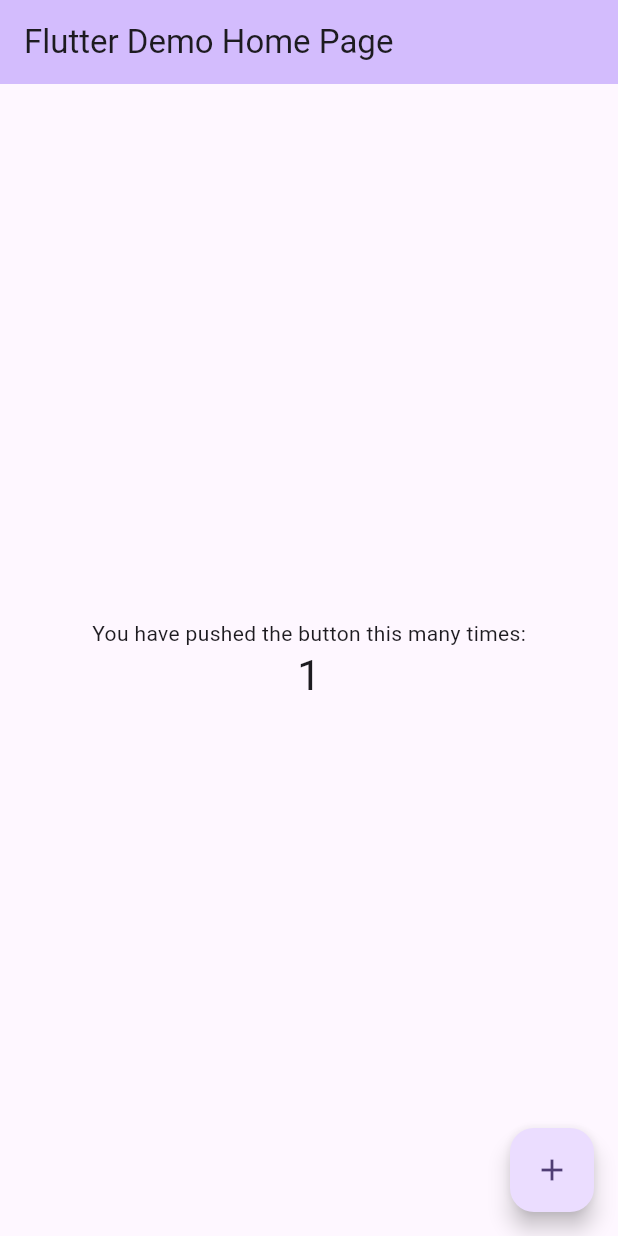
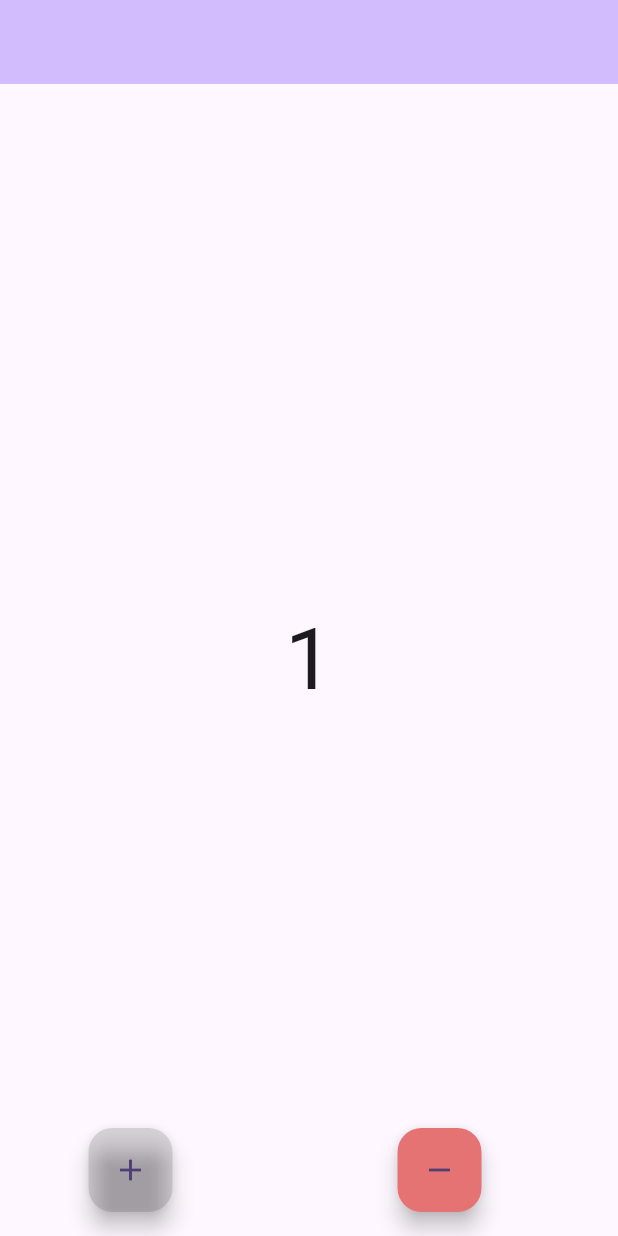
Before and after one commit to Kaferas/flutter_bloc_state_management, a Flutter app: the screen it shows after launch, after a tap on the "add" icon, on a phone screen of 412 x 824 dp. Run offline on Flutter 3.47's test engine with Material 2 defaults, Android fonts, the phone set to English and light mode, and no system bars; our stand-ins replace bloc, equatable, flutter_bloc.

Commit message:
Counter using Bloc

```diff
--- /dev/null
+++ b/lib/blocs/counter/counter_bloc.dart
@@ -0,0 +1,16 @@
+import 'package:bloc/bloc.dart';
+import 'package:equatable/equatable.dart';
+
+part 'counter_event.dart';
+part 'counter_state.dart';
+
+class CounterBloc extends Bloc<CounterEvent, CounterState> {
+  CounterBloc() : super(CounterState.initial()) {
+    on<incrementCounterEvent>((event, emit) {
+      emit(state.copyWith(counter:state.counter+1));
+    });
+    on<decrementCounterEvent>((event, emit) {
+      emit(state.copyWith(counter:state.counter-1));
+    });
+  }
+}
--- /dev/null
+++ b/lib/blocs/counter/counter_event.dart
@@ -0,0 +1,19 @@
+part of 'counter_bloc.dart';
+
+abstract class CounterEvent extends Equatable {
+  const CounterEvent();
+
+  @override
+  List<Object> get props => [];
+}
+
+// ignore: camel_case_types
+class incrementCounterEvent extends CounterEvent{
+
+}
+
+
+// ignore: camel_case_types
+class decrementCounterEvent extends CounterEvent{
+
+}
--- /dev/null
+++ b/lib/blocs/counter/counter_state.dart
@@ -0,0 +1,29 @@
+// ignore_for_file: public_member_api_docs, sort_constructors_first
+part of 'counter_bloc.dart';
+
+class CounterState extends Equatable {
+  final int counter;
+
+  CounterState({
+    required this.counter,
+  });
+
+  factory CounterState.initial(){
+    return CounterState(counter:0);
+  }
+
+  @override
+  String toString()=>'CounterState(counter:$counter)';
+
+  @override
+  List<Object> get props => [counter];
+
+
+  CounterState copyWith({
+    int? counter,
+  }) {
+    return CounterState(
+      counter: counter ?? this.counter,
+    );
+  }
+}
--- a/lib/main.dart
+++ b/lib/main.dart
@@ -1,4 +1,8 @@
 import 'package:flutter/material.dart';
+import 'package:flutter_bloc/flutter_bloc.dart';
+import 'package:flutter_bloc_full/other_page.dart';
+
+import 'blocs/counter/counter_bloc.dart';
 
 void main() {
   runApp(const MyApp());
@@ -10,116 +14,84 @@
   // This widget is the root of your application.
   @override
   Widget build(BuildContext context) {
-    return MaterialApp(
+    return BlocProvider<CounterBloc>(
+      create: (context) => CounterBloc(),
+      child: MaterialApp(
         title: 'Flutter Demo',
+        debugShowCheckedModeBanner: false,
         theme: ThemeData(
-        // This is the theme of your application.
-        //
-        // TRY THIS: Try running your application with "flutter run". You'll see
-        // the application has a blue toolbar. Then, without quitting the app,
-        // try changing the seedColor in the colorScheme below to Colors.green
-        // and then invoke "hot reload" (save your changes or press the "hot
-        // reload" button in a Flutter-supported IDE, or press "r" if you used
-        // the command line to start the app).
-        //
-        // Notice that the counter didn't reset back to zero; the application
-        // state is not lost during the reload. To reset the state, use hot
-        // restart instead.
-        //
-        // This works for code too, not just values: Most code changes can be
-        // tested with just a hot reload.
           colorScheme: ColorScheme.fromSeed(seedColor: Colors.deepPurple),
           useMaterial3: true,
         ),
-      home: const MyHomePage(title: 'Flutter Demo Home Page'),
+        home: const MyHomePage(),
+      ),
     );
   }
 }
 
-class MyHomePage extends StatefulWidget {
-  const MyHomePage({super.key, required this.title});
-
-  // This widget is the home page of your application. It is stateful, meaning
-  // that it has a State object (defined below) that contains fields that affect
-  // how it looks.
-
-  // This class is the configuration for the state. It holds the values (in this
-  // case the title) provided by the parent (in this case the App widget) and
-  // used by the build method of the State. Fields in a Widget subclass are
-  // always marked "final".
-
-  final String title;
-
-  @override
-  State<MyHomePage> createState() => _MyHomePageState();
-}
-
-class _MyHomePageState extends State<MyHomePage> {
-  int _counter = 0;
-
-  void _incrementCounter() {
-    setState(() {
-      // This call to setState tells the Flutter framework that something has
-      // changed in this State, which causes it to rerun the build method below
-      // so that the display can reflect the updated values. If we changed
-      // _counter without calling setState(), then the build method would not be
-      // called again, and so nothing would appear to happen.
-      _counter++;
-    });
-  }
-
+class MyHomePage extends StatelessWidget {
+  const MyHomePage({super.key});
   @override
   Widget build(BuildContext context) {
-    // This method is rerun every time setState is called, for instance as done
-    // by the _incrementCounter method above.
-    //
-    // The Flutter framework has been optimized to make rerunning build methods
-    // fast, so that you can just rebuild anything that needs updating rather
-    // than having to individually change instances of widgets.
-    return Scaffold(
+    return BlocListener<CounterBloc, CounterState>(
+      listener: (context, state) {
+        if (state.counter == 3) {
+          showDialog(
+              context: context,
+              builder: (context) {
+                return AlertDialog(
+                  content: Text('Counter is ${state.counter}'),
+                );
+              });
+        } else if (state.counter == -1) {
+          Navigator.push(
+            context,
+            MaterialPageRoute(builder: (context) {
+              return const OtherPage();
+            }),
+          );
+        }
+      },
+      child: Scaffold(
         appBar: AppBar(
-        // TRY THIS: Try changing the color here to a specific color (to
-        // Colors.amber, perhaps?) and trigger a hot reload to see the AppBar
-        // change color while the other colors stay the same.
           backgroundColor: Theme.of(context).colorScheme.inversePrimary,
-        // Here we take the value from the MyHomePage object that was created by
-        // the App.build method, and use it to set our appbar title.
-        title: Text(widget.title),
         ),
         body: Center(
-        // Center is a layout widget. It takes a single child and positions it
-        // in the middle of the parent.
           child: Column(
-          // Column is also a layout widget. It takes a list of children and
-          // arranges them vertically. By default, it sizes itself to fit its
-          // children horizontally, and tries to be as tall as its parent.
-          //
-          // Column has various properties to control how it sizes itself and
-          // how it positions its children. Here we use mainAxisAlignment to
-          // center the children vertically; the main axis here is the vertical
-          // axis because Columns are vertical (the cross axis would be
-          // horizontal).
-          //
-          // TRY THIS: Invoke "debug painting" (choose the "Toggle Debug Paint"
-          // action in the IDE, or press "p" in the console), to see the
-          // wireframe for each widget.
             mainAxisAlignment: MainAxisAlignment.center,
             children: <Widget>[
-            const Text(
-              'You have pushed the button this many times:',
-            ),
               Text(
-              '$_counter',
-              style: Theme.of(context).textTheme.headlineMedium,
+                '${context.watch<CounterBloc>().state.counter}',
+                style: Theme.of(context).textTheme.displayLarge,
               ),
             ],
           ),
         ),
-      floatingActionButton: FloatingActionButton(
-        onPressed: _incrementCounter,
+        floatingActionButton: Row(
+          mainAxisAlignment: MainAxisAlignment.spaceAround,
+          children: [
+            FloatingActionButton(
+              onPressed: () {
+                BlocProvider.of<CounterBloc>(context)
+                    .add(incrementCounterEvent());
+              },
               tooltip: 'Increment',
+              backgroundColor: Colors.black12,
+              splashColor: Colors.teal.shade50,
               child: const Icon(Icons.add),
+            ),
+            FloatingActionButton(
+              onPressed: () {
+                context.read<CounterBloc>().add(decrementCounterEvent());
+              },
+              tooltip: 'Decrement',
+              backgroundColor: Colors.red.shade300,
+              splashColor: Colors.teal.shade50,
+              child: const Icon(Icons.remove),
+            ),
+          ],
         ), // This trailing comma makes auto-formatting nicer for build methods.
+      ),
     );
   }
 }
--- /dev/null
+++ b/lib/other_page.dart
@@ -0,0 +1,15 @@
+import 'package:flutter/material.dart';
+
+class OtherPage extends StatelessWidget {
+  const OtherPage({super.key});
+
+  @override
+  Widget build(BuildContext context) {
+    return Scaffold(
+      appBar: AppBar(
+        title: Text("Home Page"),
+        ),
+        body: Center(),
+    );
+  }
+}
```
Lines whose indentation alone changed are shown as unchanged.
